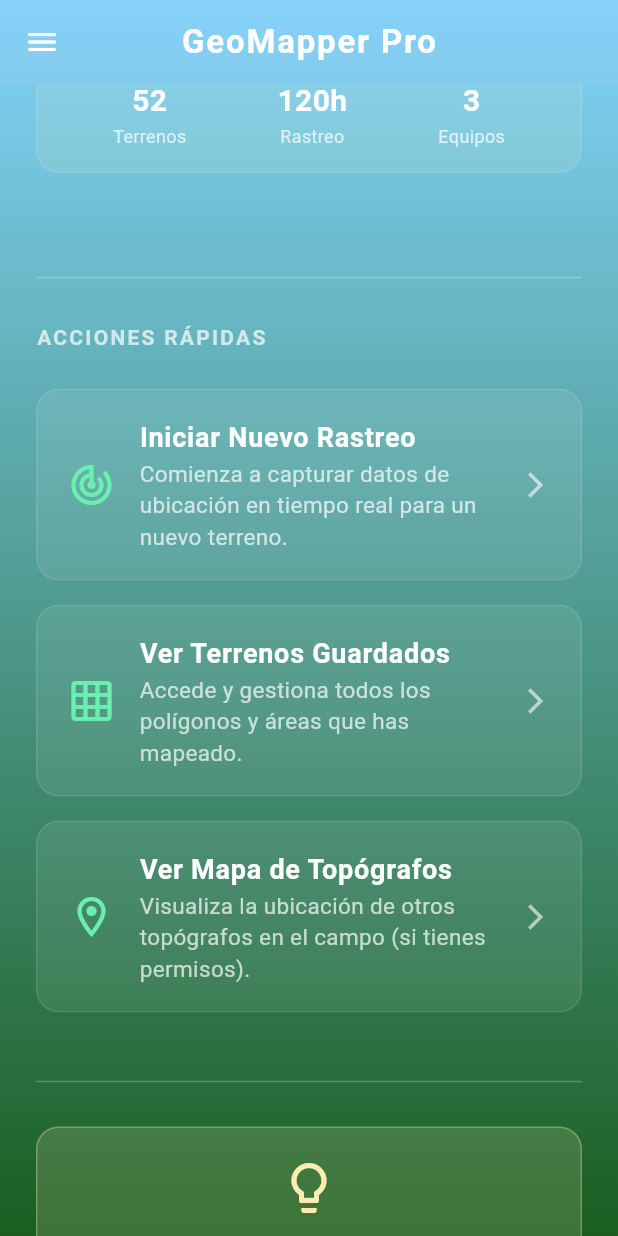
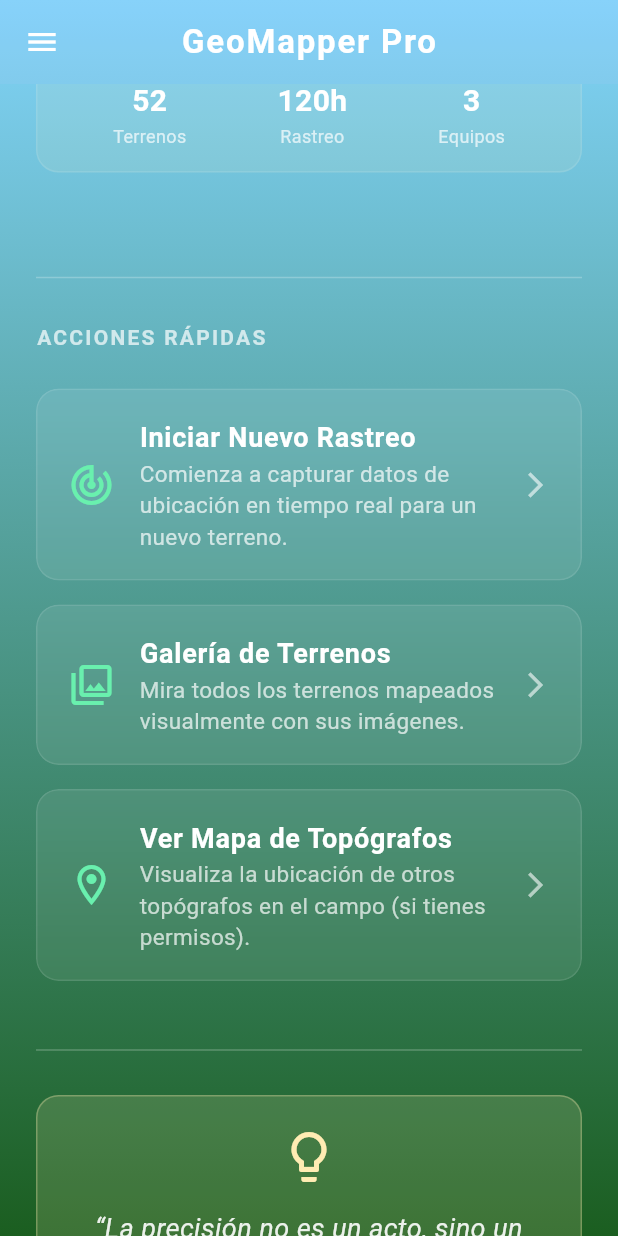
Before and after one commit to WalterFox22/Mapeo_Movil, a Flutter app: the TopografoHomePage screen opened directly, scrolled down 576 dp, on a phone screen of 412 x 824 dp. Run offline on Flutter 3.47's test engine with Material 3 defaults, Android fonts, the phone set to English and light mode, and no system bars; our stand-ins replace flutter_map, geolocator, latlong2, supabase_flutter; missing offline and left inert: flutter_background; accounts and stored records are empty.

Commit message:
Ultimos detalles pulidos (esperemos)

```diff
--- a/lib/admin/admin_home_page.dart
+++ b/lib/admin/admin_home_page.dart
@@ -8,7 +8,7 @@ import '../mapeo/tracking_page.dart';
 import '../testeo/prueba_terreno_page.dart';
 import '../mapeo/galeria_terrenos_page.dart';
 import 'mapa_area_topografos_page.dart';
-
+import 'crud_usuarios_page.dart'; // Importa la página de gestión de usuarios
 class AdminHomePage extends StatelessWidget {
   const AdminHomePage({super.key});
 
@@ -195,6 +195,7 @@ class AdminHomePage extends StatelessWidget {
                   ListTile(leading: const Icon(Icons.my_location), title: const Text('Probar rastreo'), onTap: () => _navigateTo(context, const TrackingPageSimple())),
                   ListTile(leading: const Icon(Icons.polyline_outlined), title: const Text('Probar polígono'), onTap: () => _navigateTo(context, const PruebaTerrenoPage())),
                   ListTile(leading: const Icon(Icons.select_all_outlined),title: const Text('Área entre topógrafos'),onTap: () => _navigateTo(context, const AreaTopografosPage()),),
+                  ListTile(leading: const Icon(Icons.people_alt),title: const Text('Gestión de usuarios'),onTap: () => _navigateTo(context, const CrudUsuariosPage()),),
                 ],
               ),
             ),
--- a/lib/topo/topografo_home_page.dart
+++ b/lib/topo/topografo_home_page.dart
@@ -1,11 +1,12 @@
-import 'dart:ui'; // Necesario para ImageFilter.blur
+import 'dart:ui';
 import 'package:flutter/material.dart';
 import 'package:supabase_flutter/supabase_flutter.dart';
 import '../login_page.dart';
 import '../mapeo/mapa_topografos_page.dart';
 import '../mapeo/terrenos_page.dart';
 import '../mapeo/tracking_page.dart';
-// Importa cualquier otra página específica del topógrafo si la tienes
+import '../mapeo/galeria_terrenos_page.dart'; // ← ¡Importa tu galería!
+// ← ¡Importa la lista (código abajo)!
 
 class TopografoHomePage extends StatelessWidget {
   const TopografoHomePage({super.key});
@@ -14,14 +15,13 @@ class TopografoHomePage extends StatelessWidget {
   Widget build(BuildContext context) {
     final user = Supabase.instance.client.auth.currentUser;
 
-    // --- NUEVA PALETA DE COLORES "BOSQUE Y AMANECER" para el Topógrafo ---
-    const Color colorVerdeProfundo = Color(0xFF1B5E20); // Verde oscuro, terroso
-    const Color colorAmarilloClaro = Color(0xFFFFECB3); // Amarillo suave, como la luz del amanecer
-    const Color colorAzulCieloClaro = Color(0xFF81D4FA); // Azul claro, sereno
-    const Color colorAcentoPrimario = Color(0xFF69F0AE); // Un verde brillante para acentos y botones
+    const Color colorVerdeProfundo = Color(0xFF1B5E20);
+    const Color colorAmarilloClaro = Color(0xFFFFECB3);
+    const Color colorAzulCieloClaro = Color(0xFF81D4FA);
+    const Color colorAcentoPrimario = Color(0xFF69F0AE);
 
     return Scaffold(
-      extendBodyBehindAppBar: true, // Permite que el body se extienda detrás del AppBar transparente
+      extendBodyBehindAppBar: true,
       appBar: AppBar(
         title: const Text(
           'GeoMapper Pro',
@@ -31,32 +31,30 @@ class TopografoHomePage extends StatelessWidget {
             letterSpacing: 1.2,
           ),
         ),
-        backgroundColor: Colors.transparent, // AppBar transparente
+        backgroundColor: Colors.transparent,
         elevation: 0,
         iconTheme: const IconThemeData(color: Colors.white),
         centerTitle: true,
       ),
-      drawer: _buildCustomDrawer(context, user, [colorVerdeProfundo, colorAzulCieloClaro]), // Pasamos los colores al drawer
+      drawer: _buildCustomDrawer(context, user, [colorVerdeProfundo, colorAzulCieloClaro]),
       body: Container(
         width: double.infinity,
         height: double.infinity,
         decoration: const BoxDecoration(
           gradient: LinearGradient(
-            colors: [colorVerdeProfundo, colorAzulCieloClaro], // Gradiente principal de fondo
-            begin: Alignment.bottomCenter, // Empezar con el color terroso abajo
-            end: Alignment.topCenter,     // Terminar con el color cielo arriba
+            colors: [colorVerdeProfundo, colorAzulCieloClaro],
+            begin: Alignment.bottomCenter,
+            end: Alignment.topCenter,
           ),
         ),
         child: SafeArea(
-          child: ListView( // Usamos ListView para el scroll y la estructura vertical
-            padding: const EdgeInsets.symmetric(vertical: 20.0), // Padding general
+          child: ListView(
+            padding: const EdgeInsets.symmetric(vertical: 20.0),
             children: [
-              // --- 1. SECCIÓN PRINCIPAL (HERO) CON ICONO, BIENVENIDA Y ESTADÍSTICAS RÁPIDAS ---
               _buildHeroSection(context, user, colorAcentoPrimario, colorAmarilloClaro),
 
               const Divider(color: Colors.white24, height: 60, indent: 24, endIndent: 24),
 
-              // --- 2. SECCIÓN DE ACCIONES RÁPIDAS (SIMILAR A "PANEL DE CONTROL" DEL ADMIN) ---
               Padding(
                 padding: const EdgeInsets.symmetric(horizontal: 24.0),
                 child: Column(
@@ -75,12 +73,13 @@ class TopografoHomePage extends StatelessWidget {
                       onTap: () => Navigator.push(context, MaterialPageRoute(builder: (_) => const TrackingPageSimple())),
                     ),
                     _buildFeatureInfo(
-                      icon: Icons.grid_on_outlined,
+                      icon: Icons.photo_library_outlined,
                       color: colorAcentoPrimario,
-                      title: 'Ver Terrenos Guardados',
-                      description: 'Accede y gestiona todos los polígonos y áreas que has mapeado.',
-                      onTap: () => Navigator.push(context, MaterialPageRoute(builder: (_) => const TerrenosPage())),
+                      title: 'Galería de Terrenos',
+                      description: 'Mira todos los terrenos mapeados visualmente con sus imágenes.',
+                      onTap: () => Navigator.push(context, MaterialPageRoute(builder: (_) => const GaleriaTerrenosPage())),
                     ),
+
                     _buildFeatureInfo(
                       icon: Icons.location_on_outlined,
                       color: colorAcentoPrimario,
@@ -88,13 +87,13 @@ class TopografoHomePage extends StatelessWidget {
                       description: 'Visualiza la ubicación de otros topógrafos en el campo (si tienes permisos).',
                       onTap: () => Navigator.push(context, MaterialPageRoute(builder: (_) => const MapaTopografosPage())),
                     ),
+
                   ],
                 ),
               ),
 
               const Divider(color: Colors.white24, height: 60, indent: 24, endIndent: 24),
 
-              // --- 3. CITA INSPIRADORA O CONSEJO ---
               _buildQuoteSection(colorAmarilloClaro),
 
               const SizedBox(height: 40),
@@ -105,9 +104,6 @@ class TopografoHomePage extends StatelessWidget {
     );
   }
 
-  // --- MÉTODOS AUXILIARES ---
-
-  // Drawer actualizado con la nueva paleta y efecto
   Widget _buildCustomDrawer(BuildContext context, User? user, List<Color> gradientColors) {
     const Color colorVerdeProfundoDrawer = Color(0xFF1B5E20);
     const Color colorAzulCieloClaroDrawer = Color(0xFF81D4FA);
@@ -115,8 +111,7 @@ class TopografoHomePage extends StatelessWidget {
 
     return Drawer(
       child: Container(
-        // Color de fondo del drawer que complementa el gradiente
-        color: Colors.grey[900], // Un gris oscuro para el cuerpo del drawer
+        color: Colors.grey[900],
         child: Column(
           children: [
             Container(
@@ -124,7 +119,7 @@ class TopografoHomePage extends StatelessWidget {
               padding: const EdgeInsets.fromLTRB(20, 60, 20, 20),
               decoration: BoxDecoration(
                 gradient: LinearGradient(
-                  colors: gradientColors, // Usa los colores pasados
+                  colors: gradientColors,
                   begin: Alignment.bottomCenter,
                   end: Alignment.topCenter,
                 ),
@@ -135,7 +130,7 @@ class TopografoHomePage extends StatelessWidget {
                   CircleAvatar(
                     radius: 35,
                     backgroundColor: colorAcentoPrimarioDrawer.withOpacity(0.4),
-                    child: Icon(Icons.person_pin_circle_outlined, size: 40, color: Colors.white), // Ícono más específico de topógrafo
+                    child: Icon(Icons.person_pin_circle_outlined, size: 40, color: Colors.white),
                   ),
                   const SizedBox(height: 12),
                   const Text('Topógrafo', style: TextStyle(fontSize: 20, fontWeight: FontWeight.bold, color: Colors.white)),
@@ -156,15 +151,15 @@ class TopografoHomePage extends StatelessWidget {
                   ),
                   _buildDrawerItem(
                     context,
-                    icon: Icons.map_outlined,
-                    label: 'Ver Mapa',
-                    onTap: () => _navigateTo(context, const MapaTopografosPage()),
+                    icon: Icons.photo_library,
+                    label: 'Galería de Terrenos',
+                    onTap: () => _navigateTo(context, const GaleriaTerrenosPage()),
                     color: colorAcentoPrimarioDrawer,
                   ),
                   _buildDrawerItem(
                     context,
-                    icon: Icons.folder_open,
-                    label: 'Mis Proyectos',
+                    icon: Icons.grid_on,
+                    label: 'Lista de Terrenos',
                     onTap: () => _navigateTo(context, const TerrenosPage()),
                     color: colorAcentoPrimarioDrawer,
                   ),
@@ -190,7 +185,7 @@ class TopografoHomePage extends StatelessWidget {
   }
 
   void _navigateTo(BuildContext context, Widget page) {
-    Navigator.pop(context); // Cierra el drawer
+    Navigator.pop(context);
     Navigator.push(context, MaterialPageRoute(builder: (_) => page));
   }
 
@@ -198,7 +193,7 @@ class TopografoHomePage extends StatelessWidget {
     return Container(
       margin: const EdgeInsets.symmetric(horizontal: 10, vertical: 5),
       decoration: BoxDecoration(
-        color: color.withOpacity(0.1), // Fondo más suave para los ítems del drawer
+        color: color.withOpacity(0.1),
         borderRadius: BorderRadius.circular(10),
         border: Border.all(color: color.withOpacity(0.3), width: 1),
       ),
@@ -223,7 +218,6 @@ class TopografoHomePage extends StatelessWidget {
       child: Column(
         crossAxisAlignment: CrossAxisAlignment.center,
         children: [
-          // Ícono principal de topógrafo con efecto de aura y blur
           Stack(
             alignment: Alignment.center,
             children: [
@@ -232,7 +226,7 @@ class TopografoHomePage extends StatelessWidget {
                 height: 160,
                 decoration: BoxDecoration(
                   shape: BoxShape.circle,
-                  color: accentColor.withOpacity(0.15), // Aura sutil con color de acento
+                  color: accentColor.withOpacity(0.15),
                 ),
               ),
               ClipRRect(
@@ -247,10 +241,10 @@ class TopografoHomePage extends StatelessWidget {
                 height: 130,
                 decoration: BoxDecoration(
                   shape: BoxShape.circle,
-                  color: Colors.black.withOpacity(0.2), // Fondo oscuro para el ícono
+                  color: Colors.black.withOpacity(0.2),
                   border: Border.all(color: Colors.white.withOpacity(0.1), width: 1),
                 ),
-                child: Icon(Icons.location_on_sharp, size: 70, color: Colors.white.withOpacity(0.9)), // Ícono de pin o mapa
+                child: Icon(Icons.location_on_sharp, size: 70, color: Colors.white.withOpacity(0.9)),
               ),
             ],
           ),
@@ -272,7 +266,6 @@ class TopografoHomePage extends StatelessWidget {
             textAlign: TextAlign.center,
           ),
           const SizedBox(height: 30),
-          // Botón principal de acción
           ElevatedButton.icon(
             onPressed: () {
               Navigator.push(context, MaterialPageRoute(builder: (_) => const TrackingPageSimple()));
@@ -283,7 +276,7 @@ class TopografoHomePage extends StatelessWidget {
               style: TextStyle(fontSize: 16, fontWeight: FontWeight.bold, color: Colors.blueGrey[900]),
             ),
             style: ElevatedButton.styleFrom(
-              backgroundColor: accentColor, // Usa el color de acento principal
+              backgroundColor: accentColor,
               padding: const EdgeInsets.symmetric(horizontal: 30, vertical: 15),
               shape: RoundedRectangleBorder(
                 borderRadius: BorderRadius.circular(30),
@@ -291,7 +284,6 @@ class TopografoHomePage extends StatelessWidget {
             ),
           ),
           const SizedBox(height: 30),
-          // Sección: Estadísticas rápidas
           _buildQuickStats(secondaryAccent),
         ],
       ),
@@ -302,7 +294,7 @@ class TopografoHomePage extends StatelessWidget {
     return Container(
       padding: const EdgeInsets.symmetric(horizontal: 20, vertical: 15),
       decoration: BoxDecoration(
-        color: secondaryAccent.withOpacity(0.1), // Fondo ligero con el color secundario
+        color: secondaryAccent.withOpacity(0.1),
         borderRadius: BorderRadius.circular(15),
         border: Border.all(color: Colors.white.withOpacity(0.1), width: 1),
       ),
@@ -311,23 +303,22 @@ class TopografoHomePage extends StatelessWidget {
         children: [
           _buildStatItem(Icons.leaderboard_outlined, '52', 'Terrenos', secondaryAccent),
           _buildStatItem(Icons.timeline_outlined, '120h', 'Rastreo', secondaryAccent),
-          _buildStatItem(Icons.groups_outlined, '3', 'Equipos', secondaryAccent), // Puede ser el número de topógrafos que rastrea
+          _buildStatItem(Icons.groups_outlined, '3', 'Equipos', secondaryAccent),
         ],
       ),
     );
   }
 
-  // Widget de ayuda para las secciones de "Acciones Rápidas" (similar al _buildFeatureInfo del Admin)
   Widget _buildFeatureInfo({required IconData icon, required Color color, required String title, required String description, required VoidCallback onTap}) {
     return Padding(
       padding: const EdgeInsets.only(bottom: 16.0),
       child: ClipRRect(
         borderRadius: BorderRadius.circular(15),
         child: BackdropFilter(
-          filter: ImageFilter.blur(sigmaX: 10, sigmaY: 10), // Efecto de vidrio esmerilado
+          filter: ImageFilter.blur(sigmaX: 10, sigmaY: 10),
           child: Container(
             decoration: BoxDecoration(
-              color: Colors.white.withOpacity(0.08), // Un poco más opaco para visibilidad en el fondo
+              color: Colors.white.withOpacity(0.08),
               borderRadius: BorderRadius.circular(15),
               border: Border.all(color: Colors.white.withOpacity(0.1), width: 1),
             ),
@@ -348,14 +339,13 @@ class TopografoHomePage extends StatelessWidget {
     );
   }
 
-  // Sección de Cita inspiradora o consejo
   Widget _buildQuoteSection(Color accentColor) {
     return Padding(
       padding: const EdgeInsets.symmetric(horizontal: 24.0),
       child: Container(
         padding: const EdgeInsets.all(20),
         decoration: BoxDecoration(
-          color: accentColor.withOpacity(0.15), // Fondo sutil con el color de acento
+          color: accentColor.withOpacity(0.15),
           borderRadius: BorderRadius.circular(15),
           border: Border.all(color: accentColor.withOpacity(0.3), width: 1),
         ),
```
Also changed, not shown: lib/admin/crud_usuarios_page.dart (added, +219 -0 lines), lib/admin/mapa_area_topografos_page.dart (+5 -3 lines), 1 other file.
